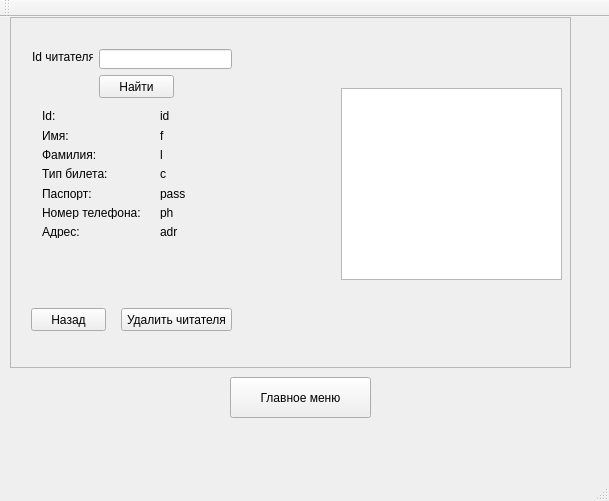
Old version of the form ui/mainwindow.ui in the repository minmaxv/leti_library_qt.
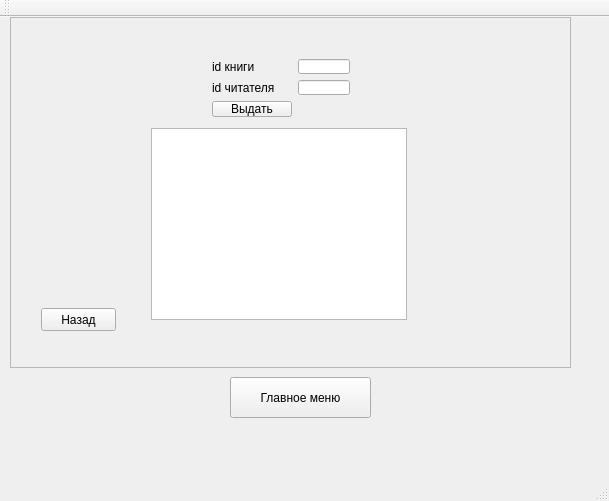
New version of the form. The open tabs and pages were chosen to show the change.

Commit message: Add in/out books and fine counting (#17)

```diff
--- a/ui/mainwindow.ui
+++ b/ui/mainwindow.ui
@@ -338,7 +338,7 @@
         <x>20</x>
         <y>80</y>
         <width>251</width>
-        <height>151</height>
+        <height>164</height>
        </rect>
       </property>
       <layout class="QVBoxLayout" name="verticalLayout_3">
@@ -879,6 +879,134 @@
       </property>
      </widget>
     </widget>
+    <widget class="QWidget" name="bookOutPage">
+     <widget class="QPushButton" name="backToBookButtoN">
+      <property name="geometry">
+       <rect>
+        <x>30</x>
+        <y>290</y>
+        <width>75</width>
+        <height>23</height>
+       </rect>
+      </property>
+      <property name="text">
+       <string>Назад</string>
+      </property>
+     </widget>
+     <widget class="QWidget" name="formLayoutWidget_3">
+      <property name="geometry">
+       <rect>
+        <x>190</x>
+        <y>30</y>
+        <width>160</width>
+        <height>80</height>
+       </rect>
+      </property>
+      <layout class="QFormLayout" name="formLayout_3">
+       <item row="0" column="0">
+        <widget class="QLabel" name="idOutBook">
+         <property name="text">
+          <string>id книги</string>
+         </property>
+        </widget>
+       </item>
+       <item row="0" column="1">
+        <widget class="QLineEdit" name="idOutBookEdit"/>
+       </item>
+       <item row="1" column="0">
+        <widget class="QLabel" name="idOutReader">
+         <property name="text">
+          <string>id читателя</string>
+         </property>
+        </widget>
+       </item>
+       <item row="1" column="1">
+        <widget class="QLineEdit" name="idOutReadereEdit"/>
+       </item>
+       <item row="2" column="0">
+        <widget class="QPushButton" name="outBookButton">
+         <property name="text">
+          <string>Выдать</string>
+         </property>
+        </widget>
+       </item>
+      </layout>
+     </widget>
+     <widget class="QTableView" name="tableOutView">
+      <property name="geometry">
+       <rect>
+        <x>140</x>
+        <y>110</y>
+        <width>256</width>
+        <height>192</height>
+       </rect>
+      </property>
+     </widget>
+    </widget>
+    <widget class="QWidget" name="page">
+     <widget class="QWidget" name="formLayoutWidget_4">
+      <property name="geometry">
+       <rect>
+        <x>190</x>
+        <y>30</y>
+        <width>160</width>
+        <height>80</height>
+       </rect>
+      </property>
+      <layout class="QFormLayout" name="formLayout_4">
+       <item row="0" column="0">
+        <widget class="QLabel" name="idOutBook_2">
+         <property name="text">
+          <string>id книги</string>
+         </property>
+        </widget>
+       </item>
+       <item row="0" column="1">
+        <widget class="QLineEdit" name="idInBookEdit"/>
+       </item>
+       <item row="1" column="0">
+        <widget class="QLabel" name="idOutReader_2">
+         <property name="text">
+          <string>id читателя</string>
+         </property>
+        </widget>
+       </item>
+       <item row="1" column="1">
+        <widget class="QLineEdit" name="idInReaderEdit"/>
+       </item>
+       <item row="2" column="0">
+        <widget class="QPushButton" name="inBookButton">
+         <property name="text">
+          <string>Сдать</string>
+         </property>
+        </widget>
+       </item>
+      </layout>
+     </widget>
+     <widget class="QPushButton" name="backToBookButtoN_2">
+      <property name="geometry">
+       <rect>
+        <x>30</x>
+        <y>290</y>
+        <width>75</width>
+        <height>23</height>
+       </rect>
+      </property>
+      <property name="text">
+       <string>Назад</string>
+      </property>
+     </widget>
+     <widget class="QTableView" name="tableInView">
+      <property name="geometry">
+       <rect>
+        <x>140</x>
+        <y>110</y>
+        <width>256</width>
+        <height>192</height>
+       </rect>
+      </property>
+     </widget>
+    </widget>
    </widget>
    <widget class="QPushButton" name="mainmenuButton">
     <property name="enabled">
```
Left out of the diff: 46 changed lines with no effect on the pictures. The commit also changes 4 other files.
